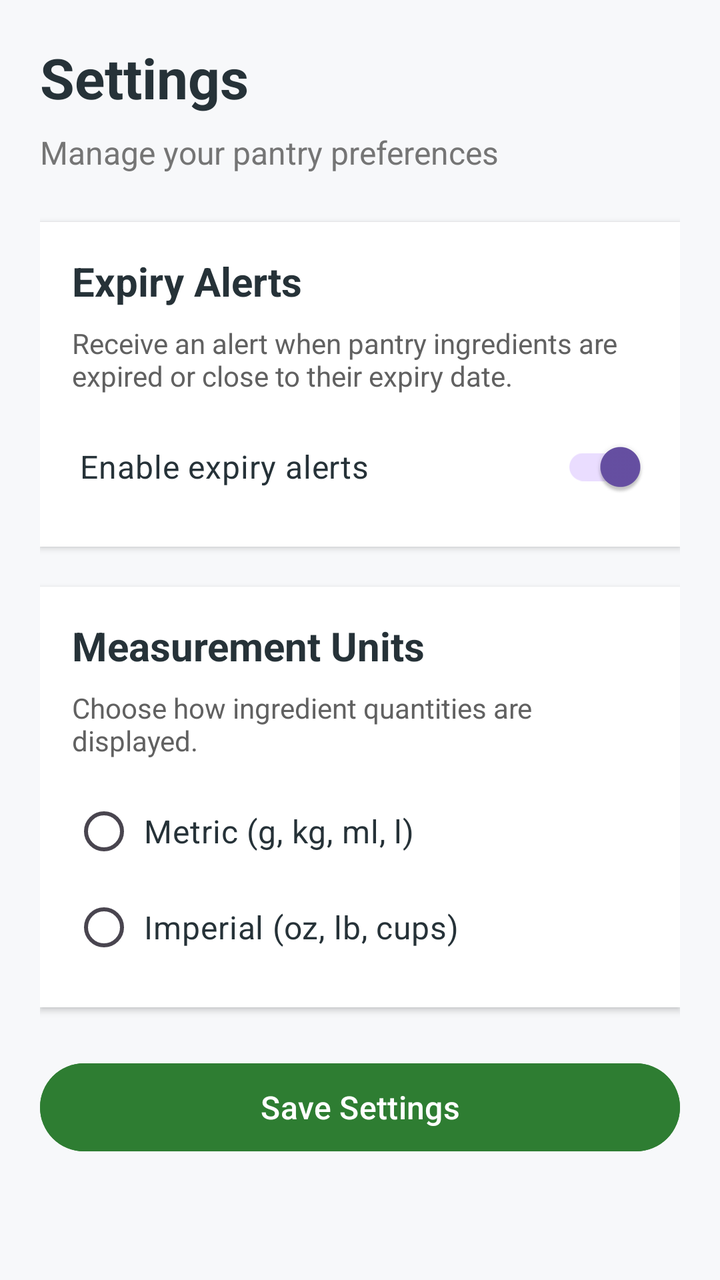
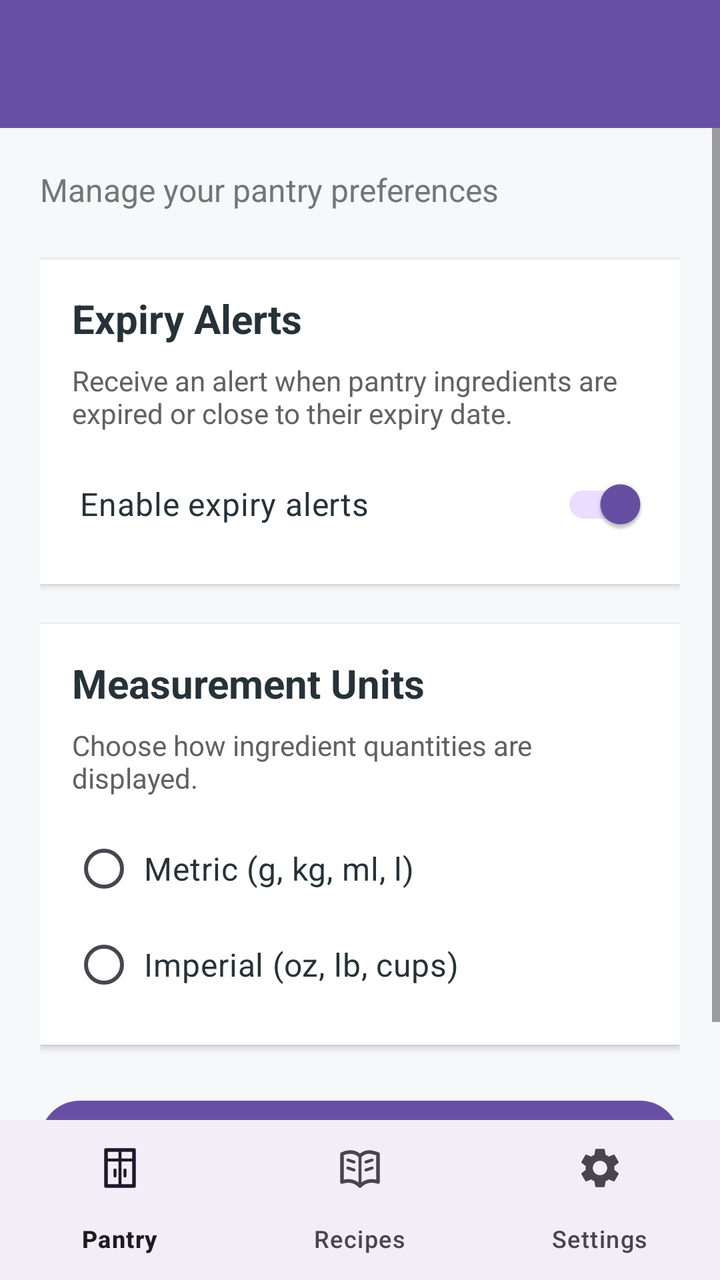

Screens rendered from an Android XML layout before and after an edit, with the pre-edit source and the edit as a unified diff.
<!-- AndroidManifest.xml: application theme Theme.SmartPantryManager -->
<!-- res/layout/activity_settings.xml -->
<?xml version="1.0" encoding="utf-8"?>
<ScrollView xmlns:android="http://schemas.android.com/apk/res/android"
    xmlns:app="http://schemas.android.com/apk/res-auto"
    xmlns:tools="http://schemas.android.com/tools"
    android:id="@+id/main"
    android:layout_width="match_parent"
    android:layout_height="match_parent"
    android:background="#F7F8FA"
    android:fillViewport="true"
    tools:context=".SettingsActivity">
    <LinearLayout
        android:layout_width="match_parent"
        android:layout_height="wrap_content"
        android:orientation="vertical"
        android:padding="20dp">

        
        <TextView
            android:layout_width="match_parent"
            android:layout_height="wrap_content"
            android:text="Settings"
            android:textColor="#263238"
            android:textSize="28sp"
            android:textStyle="bold"
            android:layout_marginBottom="8dp" />

        <TextView
            android:layout_width="match_parent"
            android:layout_height="wrap_content"
            android:text="Manage your pantry preferences"
            android:textColor="#757575"
            android:textSize="16sp"
            android:layout_marginBottom="24dp" />

        
        <LinearLayout
            android:layout_width="match_parent"
            android:layout_height="wrap_content"
            android:orientation="vertical"
            android:padding="16dp"
            android:background="#FFFFFF"
            android:elevation="2dp"
            android:layout_marginBottom="20dp">

            <TextView
                android:layout_width="match_parent"
                android:layout_height="wrap_content"
                android:text="Expiry Alerts"
                android:textColor="#263238"
                android:textSize="20sp"
                android:textStyle="bold"
                android:layout_marginBottom="8dp" />

            <TextView
                android:layout_width="match_parent"
                android:layout_height="wrap_content"
                android:text="Receive an alert when pantry ingredients are expired or close to their expiry date."
                android:textColor="#616161"
                android:textSize="14sp"
                android:layout_marginBottom="12dp" />

            <androidx.appcompat.widget.SwitchCompat
                android:id="@+id/swAlerts"
                android:layout_width="match_parent"
                android:layout_height="wrap_content"
                android:text="Enable expiry alerts"
                android:textColor="#263238"
                android:textSize="16sp"
                android:checked="true"
                android:minHeight="48dp"
                android:padding="4dp" />

        </LinearLayout>

        
        <LinearLayout
            android:layout_width="match_parent"
            android:layout_height="wrap_content"
            android:orientation="vertical"
            android:padding="16dp"
            android:background="#FFFFFF"
            android:elevation="2dp"
            android:layout_marginBottom="24dp">

            <TextView
                android:layout_width="match_parent"
                android:layout_height="wrap_content"
                android:text="Measurement Units"
                android:textColor="#263238"
                android:textSize="20sp"
                android:textStyle="bold"
                android:layout_marginBottom="8dp" />

            <TextView
                android:layout_width="match_parent"
                android:layout_height="wrap_content"
                android:text="Choose how ingredient quantities are displayed."
                android:textColor="#616161"
                android:textSize="14sp"
                android:layout_marginBottom="12dp" />

            <RadioGroup
                android:id="@+id/rgUnits"
                android:layout_width="match_parent"
                android:layout_height="wrap_content"
                android:orientation="vertical">

                <RadioButton
                    android:id="@+id/rbMetric"
                    android:layout_width="match_parent"
                    android:layout_height="wrap_content"
                    android:text="Metric (g, kg, ml, l)"
                    android:textColor="#263238"
                    android:textSize="16sp"
                    android:minHeight="48dp"
                    android:padding="4dp" />

                <RadioButton
                    android:id="@+id/rbImperial"
                    android:layout_width="match_parent"
                    android:layout_height="wrap_content"
                    android:text="Imperial (oz, lb, cups)"
                    android:textColor="#263238"
                    android:textSize="16sp"
                    android:minHeight="48dp"
                    android:padding="4dp" />

            </RadioGroup>

        </LinearLayout>

        
        <Button
            android:id="@+id/btnSaveSettings"
            android:layout_width="match_parent"
            android:layout_height="wrap_content"
            android:text="Save Settings"
            android:textAllCaps="false"
            android:textSize="16sp"
            android:minHeight="52dp"
            android:backgroundTint="#2E7D32"
            android:textColor="#FFFFFF" />

    </LinearLayout>

</ScrollView>
<!-- resources referenced by this layout -->
<resources>
  <style name="Theme.SmartPantryManager" parent="Base.Theme.SmartPantryManager" />
  <style name="Base.Theme.SmartPantryManager" parent="Theme.Material3.DayNight.NoActionBar">
          
          
      </style>
</resources>

<!-- the commit's change to res/layout/activity_settings.xml (unified diff, before → after) -->
@@ -1,146 +1,130 @@
-<?xml version="1.0" encoding="utf-8"?>
-<ScrollView xmlns:android="http://schemas.android.com/apk/res/android"
+<LinearLayout
+    xmlns:android="http://schemas.android.com/apk/res/android"
     xmlns:app="http://schemas.android.com/apk/res-auto"
     xmlns:tools="http://schemas.android.com/tools"
     android:id="@+id/main"
     android:layout_width="match_parent"
     android:layout_height="match_parent"
-    android:background="#F7F8FA"
-    android:fillViewport="true"
+    android:orientation="vertical"
     tools:context=".SettingsActivity">
-    <LinearLayout
+    <com.google.android.material.appbar.MaterialToolbar
+        android:id="@+id/toolbar"
         android:layout_width="match_parent"
-        android:layout_height="wrap_content"
-        android:orientation="vertical"
-        android:padding="20dp">
-
-        
-        <TextView
-            android:layout_width="match_parent"
-            android:layout_height="wrap_content"
-            android:text="Settings"
-            android:textColor="#263238"
-            android:textSize="28sp"
-            android:textStyle="bold"
-            android:layout_marginBottom="8dp" />
-
-        <TextView
-            android:layout_width="match_parent"
-            android:layout_height="wrap_content"
-            android:text="Manage your pantry preferences"
-            android:textColor="#757575"
-            android:textSize="16sp"
-            android:layout_marginBottom="24dp" />
-
-        
+        android:layout_height="?attr/actionBarSize"
+        android:background="?attr/colorPrimary"
+        app:titleTextColor="?attr/colorOnPrimary"/>
+    <ScrollView
+        android:layout_width="match_parent"
+        android:layout_height="0dp"
+        android:layout_weight="1"
+        android:background="#F7F8FA"
+        android:fillViewport="true">
         <LinearLayout
             android:layout_width="match_parent"
             android:layout_height="wrap_content"
             android:orientation="vertical"
-            android:padding="16dp"
-            android:background="#FFFFFF"
-            android:elevation="2dp"
-            android:layout_marginBottom="20dp">
-
+            android:padding="20dp">
             <TextView
                 android:layout_width="match_parent"
                 android:layout_height="wrap_content"
-                android:text="Expiry Alerts"
-                android:textColor="#263238"
-                android:textSize="20sp"
-                android:textStyle="bold"
-                android:layout_marginBottom="8dp" />
-
-            <TextView
+                android:text="Manage your pantry preferences"
+                android:textColor="#757575"
+                android:textSize="16sp"
+                android:layout_marginBottom="24dp"/>
+            
+            <LinearLayout
                 android:layout_width="match_parent"
                 android:layout_height="wrap_content"
-                android:text="Receive an alert when pantry ingredients are expired or close to their expiry date."
-                android:textColor="#616161"
-                android:textSize="14sp"
-                android:layout_marginBottom="12dp" />
-
-            <androidx.appcompat.widget.SwitchCompat
-                android:id="@+id/swAlerts"
+                android:orientation="vertical"
+                android:padding="16dp"
+                android:background="#FFFFFF"
+                android:elevation="2dp"
+                android:layout_marginBottom="20dp">
+                <TextView
+                    android:layout_width="match_parent"
+                    android:layout_height="wrap_content"
+                    android:text="Expiry Alerts"
+                    android:textColor="#263238"
+                    android:textSize="20sp"
+                    android:textStyle="bold"
+                    android:layout_marginBottom="8dp"/>
+                <TextView
+                    android:layout_width="match_parent"
+                    android:layout_height="wrap_content"
+                    android:text="Receive an alert when pantry ingredients are expired or close to their expiry date."
+                    android:textColor="#616161"
+                    android:textSize="14sp"
+                    android:layout_marginBottom="12dp"/>
+                <androidx.appcompat.widget.SwitchCompat
+                    android:id="@+id/swAlerts"
+                    android:layout_width="match_parent"
+                    android:layout_height="wrap_content"
+                    android:text="Enable expiry alerts"
+                    android:textColor="#263238"
+                    android:textSize="16sp"
+                    android:checked="true"
+                    android:minHeight="48dp"
+                    android:padding="4dp"/>
+            </LinearLayout>
+            
+            <LinearLayout
                 android:layout_width="match_parent"
                 android:layout_height="wrap_content"
-                android:text="Enable expiry alerts"
-                android:textColor="#263238"
-                android:textSize="16sp"
-                android:checked="true"
-                android:minHeight="48dp"
-                android:padding="4dp" />
-
-        </LinearLayout>
-
-        
-        <LinearLayout
-            android:layout_width="match_parent"
-            android:layout_height="wrap_content"
-            android:orientation="vertical"
-            android:padding="16dp"
-            android:background="#FFFFFF"
-            android:elevation="2dp"
-            android:layout_marginBottom="24dp">
-
-            <TextView
+                android:orientation="vertical"
+                android:padding="16dp"
+                android:background="#FFFFFF"
+                android:elevation="2dp"
+                android:layout_marginBottom="24dp">
+                <TextView
+                    android:layout_width="match_parent"
+                    android:layout_height="wrap_content"
+                    android:text="Measurement Units"
+                    android:textColor="#263238"
+                    android:textSize="20sp"
+                    android:textStyle="bold"
+                    android:layout_marginBottom="8dp"/>
+                <TextView
+                    android:layout_width="match_parent"
+                    android:layout_height="wrap_content"
+                    android:text="Choose how ingredient quantities are displayed."
+                    android:textColor="#616161"
+                    android:textSize="14sp"
+                    android:layout_marginBottom="12dp"/>
+                <RadioGroup
+                    android:id="@+id/rgUnits"
+                    android:layout_width="match_parent"
+                    android:layout_height="wrap_content"
+                    android:orientation="vertical">
+                    <RadioButton
+                        android:id="@+id/rbMetric"
+                        android:layout_width="match_parent"
+                        android:layout_height="wrap_content"
+                        android:text="Metric (g, kg, ml, l)"
+                        android:textColor="#263238"
+                        android:textSize="16sp"
+                        android:minHeight="48dp"
+                        android:padding="4dp"/>
+                    <RadioButton
+                        android:id="@+id/rbImperial"
+                        android:layout_width="match_parent"
+                        android:layout_height="wrap_content"
+                        android:text="Imperial (oz, lb, cups)"
+                        android:textColor="#263238"
+                        android:textSize="16sp"
+                        android:minHeight="48dp"
+                        android:padding="4dp"/>
+                </RadioGroup>
+            </LinearLayout>
+            <com.google.android.material.button.MaterialButton
+                android:id="@+id/btnApplySettings"
                 android:layout_width="match_parent"
                 android:layout_height="wrap_content"
-                android:text="Measurement Units"
-                android:textColor="#263238"
-                android:textSize="20sp"
-                android:textStyle="bold"
-                android:layout_marginBottom="8dp" />
-
-            <TextView
-                android:layout_width="match_parent"
-                android:layout_height="wrap_content"
-                android:text="Choose how ingredient quantities are displayed."
-                android:textColor="#616161"
-                android:textSize="14sp"
-                android:layout_marginBottom="12dp" />
-
-            <RadioGroup
-                android:id="@+id/rgUnits"
-                android:layout_width="match_parent"
-                android:layout_height="wrap_content"
-                android:orientation="vertical">
-
-                <RadioButton
-                    android:id="@+id/rbMetric"
-                    android:layout_width="match_parent"
-                    android:layout_height="wrap_content"
-                    android:text="Metric (g, kg, ml, l)"
-                    android:textColor="#263238"
-                    android:textSize="16sp"
-                    android:minHeight="48dp"
-                    android:padding="4dp" />
-
-                <RadioButton
-                    android:id="@+id/rbImperial"
-                    android:layout_width="match_parent"
-                    android:layout_height="wrap_content"
-                    android:text="Imperial (oz, lb, cups)"
-                    android:textColor="#263238"
-                    android:textSize="16sp"
-                    android:minHeight="48dp"
-                    android:padding="4dp" />
-
-            </RadioGroup>
-
+                android:text="Apply settings"/>
         </LinearLayout>
-
-        
-        <Button
-            android:id="@+id/btnSaveSettings"
-            android:layout_width="match_parent"
-            android:layout_height="wrap_content"
-            android:text="Save Settings"
-            android:textAllCaps="false"
-            android:textSize="16sp"
-            android:minHeight="52dp"
-            android:backgroundTint="#2E7D32"
-            android:textColor="#FFFFFF" />
-
-    </LinearLayout>
-
-</ScrollView>
+    </ScrollView>
+    <com.google.android.material.bottomnavigation.BottomNavigationView
+        android:id="@+id/bottomNav"
+        android:layout_width="match_parent"
+        android:layout_height="wrap_content"
+        app:menu="@menu/bottom_nav_menu"/>
+</LinearLayout>
